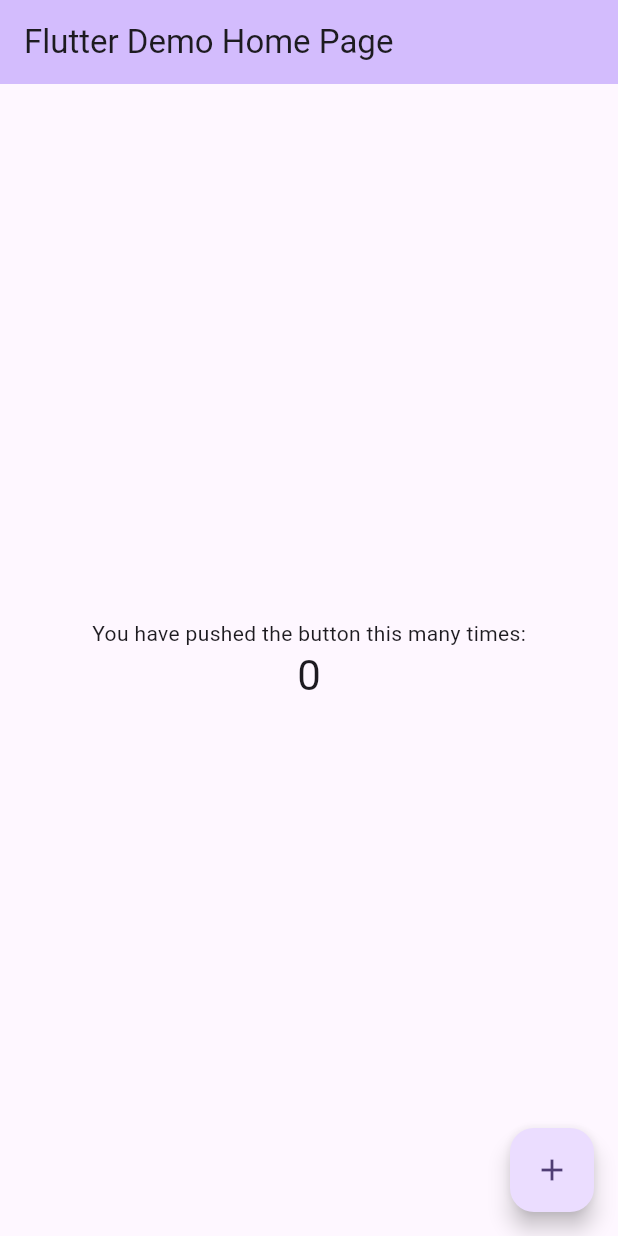
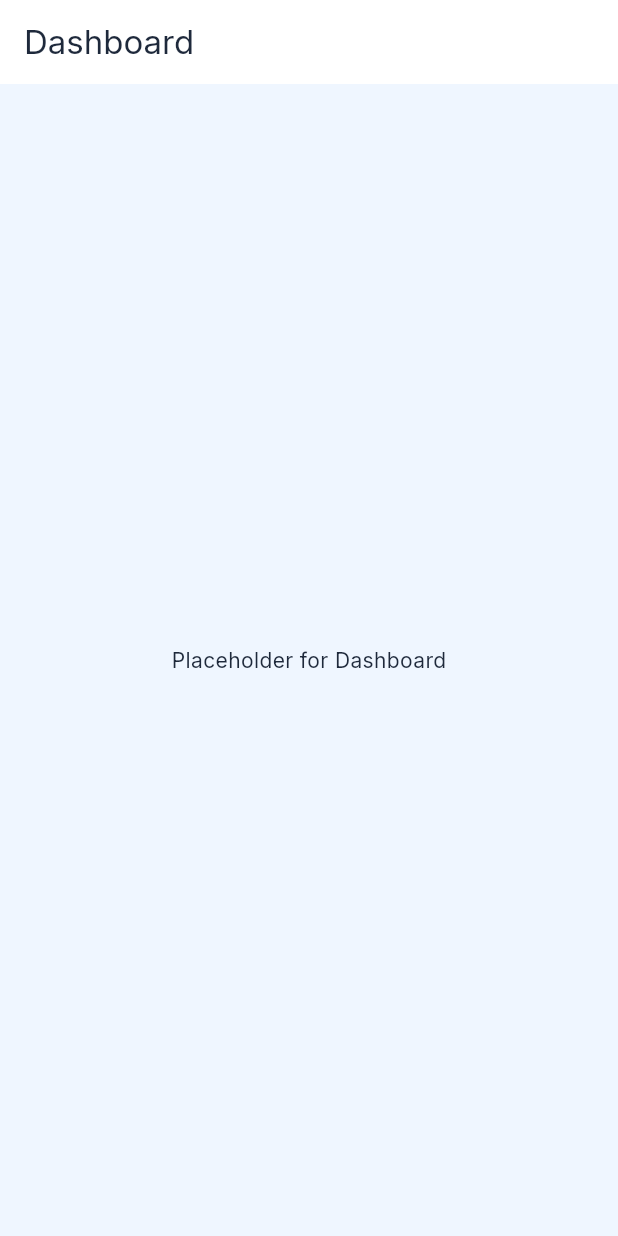
Before and after one commit to esanchezpa/scan-sell2, a Flutter app: the screen it shows after launch, on a phone screen of 412 x 824 dp. Run offline on Flutter 3.47's test engine with Material 3 defaults, Android fonts, the phone set to English and light mode, and no system bars; our stand-ins replace dio, flutter_riverpod, go_router, google_fonts, riverpod_annotation; generated files the repository leaves out were written again.

Commit message:
feat(flutter): setup riverpod, gorouter, dio, and app theme

```diff
--- /dev/null
+++ b/frontend/lib/core/theme/app_theme.dart
@@ -0,0 +1,79 @@
+import 'package:flutter/material.dart';
+import 'package:google_fonts/google_fonts.dart';
+
+class AppTheme {
+  // Brand Colors based on the blue-white clean aesthetic
+  static const Color primaryBlue = Color(0xFF2563EB); // Royal Blue
+  static const Color lightBlue = Color(0xFFEFF6FF); // Very light blue for backgrounds
+  static const Color accentBlue = Color(0xFF3B82F6);
+
+  static const Color backgroundWhite = Color(0xFFFFFFFF);
+  static const Color surfaceWhite = Color(0xFFFFFFFF);
+
+  static const Color textDark = Color(0xFF1E293B); // Slate 800
+  static const Color textMuted = Color(0xFF64748B); // Slate 500
+  static const Color borderLight = Color(0xFFE2E8F0); // Slate 200
+
+  static ThemeData get lightTheme {
+    return ThemeData(
+      useMaterial3: true,
+      colorScheme: ColorScheme.fromSeed(
+        seedColor: primaryBlue,
+        primary: primaryBlue,
+        secondary: accentBlue,
+        background: backgroundWhite,
+        surface: surfaceWhite,
+        onPrimary: Colors.white,
+        onSurface: textDark,
+        surfaceTint: Colors.transparent, // Remove M3 purple tint
+      ),
+      textTheme: GoogleFonts.interTextTheme().apply(
+        bodyColor: textDark,
+        displayColor: textDark,
+      ),
+      scaffoldBackgroundColor: lightBlue,
+      appBarTheme: const AppBarTheme(
+        backgroundColor: backgroundWhite,
+        foregroundColor: textDark,
+        elevation: 0,
+        centerTitle: false,
+      ),
+      cardTheme: CardTheme(
+        color: surfaceWhite,
+        elevation: 0,
+        shape: RoundedRectangleBorder(
+          borderRadius: BorderRadius.circular(12),
+          side: const BorderSide(color: borderLight),
+        ),
+      ),
+      inputDecorationTheme: InputDecorationTheme(
+        filled: true,
+        fillColor: surfaceWhite,
+        contentPadding: const EdgeInsets.symmetric(horizontal: 16, vertical: 12),
+        border: OutlineInputBorder(
+          borderRadius: BorderRadius.circular(8),
+          borderSide: const BorderSide(color: borderLight),
+        ),
+        enabledBorder: OutlineInputBorder(
+          borderRadius: BorderRadius.circular(8),
+          borderSide: const BorderSide(color: borderLight),
+        ),
+        focusedBorder: OutlineInputBorder(
+          borderRadius: BorderRadius.circular(8),
+          borderSide: const BorderSide(color: primaryBlue, width: 2),
+        ),
+      ),
+      elevatedButtonTheme: ElevatedButtonThemeData(
+        style: ElevatedButton.styleFrom(
+          backgroundColor: primaryBlue,
+          foregroundColor: Colors.white,
+          elevation: 0,
+          padding: const EdgeInsets.symmetric(horizontal: 24, vertical: 12),
+          shape: RoundedRectangleBorder(
+            borderRadius: BorderRadius.circular(8),
+          ),
+        ),
+      ),
+    );
+  }
+}
--- a/frontend/lib/main.dart
+++ b/frontend/lib/main.dart
@@ -1,122 +1,28 @@
 import 'package:flutter/material.dart';
+import 'package:flutter_riverpod/flutter_riverpod.dart';
+import 'core/theme/app_theme.dart';
+import 'core/router/app_router.dart';
 
 void main() {
-  runApp(const MyApp());
+  runApp(
+    const ProviderScope(
+      child: MyApp(),
+    ),
+  );
 }
 
-class MyApp extends StatelessWidget {
+class MyApp extends ConsumerWidget {
   const MyApp({super.key});
 
-  // This widget is the root of your application.
   @override
-  Widget build(BuildContext context) {
-    return MaterialApp(
-      title: 'Flutter Demo',
-      theme: ThemeData(
-        // This is the theme of your application.
-        //
-        // TRY THIS: Try running your application with "flutter run". You'll see
-        // the application has a purple toolbar. Then, without quitting the app,
-        // try changing the seedColor in the colorScheme below to Colors.green
-        // and then invoke "hot reload" (save your changes or press the "hot
-        // reload" button in a Flutter-supported IDE, or press "r" if you used
-        // the command line to start the app).
-        //
-        // Notice that the counter didn't reset back to zero; the application
-        // state is not lost during the reload. To reset the state, use hot
-        // restart instead.
-        //
-        // This works for code too, not just values: Most code changes can be
-        // tested with just a hot reload.
-        colorScheme: .fromSeed(seedColor: Colors.deepPurple),
-      ),
-      home: const MyHomePage(title: 'Flutter Demo Home Page'),
+  Widget build(BuildContext context, WidgetRef ref) {
+    final router = ref.watch(appRouterProvider);
+
+    return MaterialApp.router(
+      title: 'VentaFácil POS',
+      theme: AppTheme.lightTheme,
+      routerConfig: router,
+      debugShowCheckedModeBanner: false,
     );
   }
 }
-
-class MyHomePage extends StatefulWidget {
-  const MyHomePage({super.key, required this.title});
-
-  // This widget is the home page of your application. It is stateful, meaning
-  // that it has a State object (defined below) that contains fields that affect
-  // how it looks.
-
-  // This class is the configuration for the state. It holds the values (in this
-  // case the title) provided by the parent (in this case the App widget) and
-  // used by the build method of the State. Fields in a Widget subclass are
-  // always marked "final".
-
-  final String title;
-
-  @override
-  State<MyHomePage> createState() => _MyHomePageState();
-}
-
-class _MyHomePageState extends State<MyHomePage> {
-  int _counter = 0;
-
-  void _incrementCounter() {
-    setState(() {
-      // This call to setState tells the Flutter framework that something has
-      // changed in this State, which causes it to rerun the build method below
-      // so that the display can reflect the updated values. If we changed
-      // _counter without calling setState(), then the build method would not be
-      // called again, and so nothing would appear to happen.
-      _counter++;
-    });
-  }
-
-  @override
-  Widget build(BuildContext context) {
-    // This method is rerun every time setState is called, for instance as done
-    // by the _incrementCounter method above.
-    //
-    // The Flutter framework has been optimized to make rerunning build methods
-    // fast, so that you can just rebuild anything that needs updating rather
-    // than having to individually change instances of widgets.
-    return Scaffold(
-      appBar: AppBar(
-        // TRY THIS: Try changing the color here to a specific color (to
-        // Colors.amber, perhaps?) and trigger a hot reload to see the AppBar
-        // change color while the other colors stay the same.
-        backgroundColor: Theme.of(context).colorScheme.inversePrimary,
-        // Here we take the value from the MyHomePage object that was created by
-        // the App.build method, and use it to set our appbar title.
-        title: Text(widget.title),
-      ),
-      body: Center(
-        // Center is a layout widget. It takes a single child and positions it
-        // in the middle of the parent.
-        child: Column(
-          // Column is also a layout widget. It takes a list of children and
-          // arranges them vertically. By default, it sizes itself to fit its
-          // children horizontally, and tries to be as tall as its parent.
-          //
-          // Column has various properties to control how it sizes itself and
-          // how it positions its children. Here we use mainAxisAlignment to
-          // center the children vertically; the main axis here is the vertical
-          // axis because Columns are vertical (the cross axis would be
-          // horizontal).
-          //
-          // TRY THIS: Invoke "debug painting" (choose the "Toggle Debug Paint"
-          // action in the IDE, or press "p" in the console), to see the
-          // wireframe for each widget.
-          mainAxisAlignment: .center,
-          children: [
-            const Text('You have pushed the button this many times:'),
-            Text(
-              '$_counter',
-              style: Theme.of(context).textTheme.headlineMedium,
-            ),
-          ],
-        ),
-      ),
-      floatingActionButton: FloatingActionButton(
-        onPressed: _incrementCounter,
-        tooltip: 'Increment',
-        child: const Icon(Icons.add),
-      ),
-    );
-  }
-}
```
Also changed, not shown: frontend/lib/core/network/api_client.dart (added, +32 -0 lines), frontend/lib/core/router/app_router.dart (added, +54 -0 lines), frontend/pubspec.yaml (+7 -0 lines), frontend/pubspec.lock, 3 other files.
